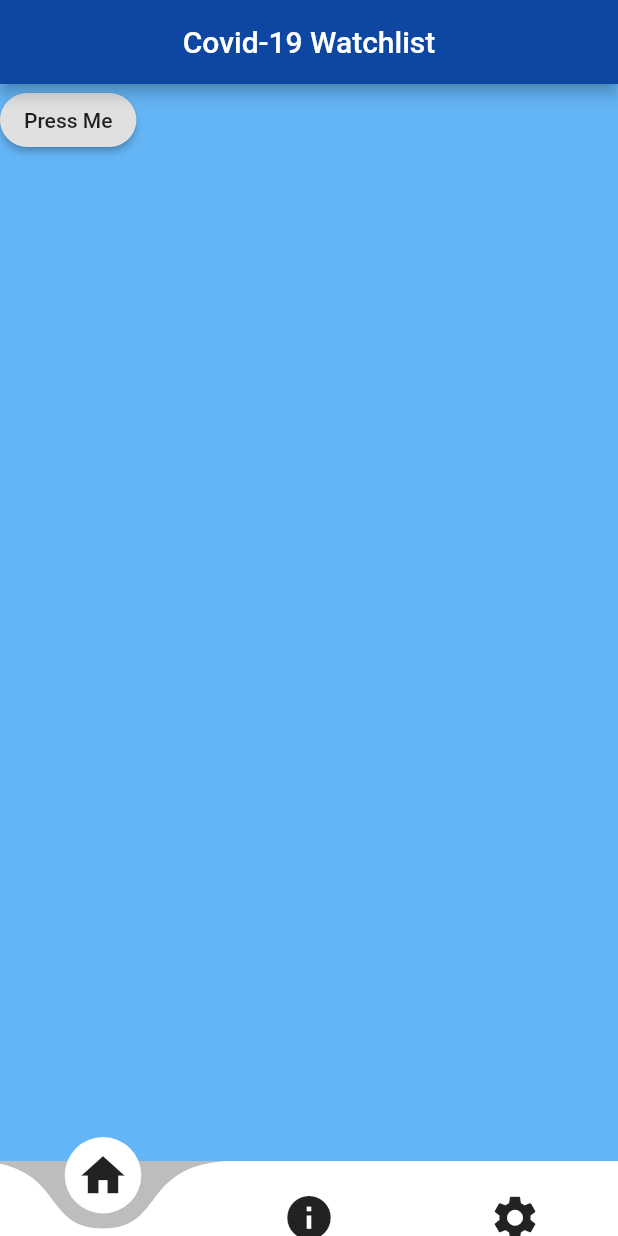
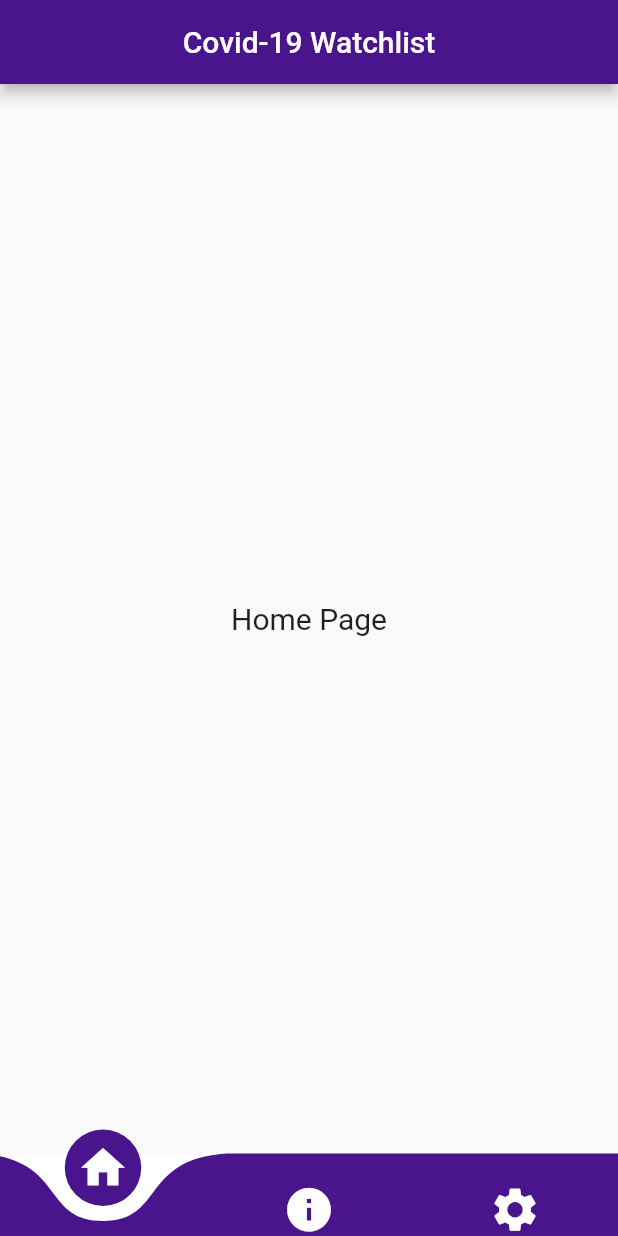
Before and after one commit to TheSecretIron/flutter_apptest1, a Flutter app: the screen it shows after launch, on a phone screen of 412 x 824 dp. Run offline on Flutter 3.47's test engine with Material 2 defaults, Android fonts, the phone set to English and light mode, and no system bars; drawn by our look-alikes of curved_navigation_bar.

Commit message:
The Big Update

```diff
--- /dev/null
+++ b/lib/home.dart
@@ -0,0 +1,15 @@
+import 'package:flutter/cupertino.dart';
+import 'package:flutter/material.dart';
+class Home extends StatelessWidget {
+  @override
+  Widget build(BuildContext context) {
+    return Scaffold(
+      body: Column(
+        mainAxisAlignment: MainAxisAlignment.center,
+        children: <Widget>[
+          Center(child: Text("Home Page",style: TextStyle(fontSize: 20),))
+        ],
+      ),
+    );
+  }
+}
--- /dev/null
+++ b/lib/info.dart
@@ -0,0 +1,18 @@
+import 'package:flutter/cupertino.dart';
+import 'package:flutter/material.dart';
+
+class Info extends StatelessWidget {
+  @override
+  Widget build(BuildContext context) {
+    return Scaffold(
+      body: Center(
+        child: FlatButton.icon(
+          color: Colors.red,
+          icon: Icon(Icons.add_a_photo), //`Icon` to display
+          label: Text('Add a Photo'), //`Text` to display
+          onPressed: () {},
+        ),
+      ),
+    );
+  }
+}
--- a/lib/main.dart
+++ b/lib/main.dart
@@ -1,96 +1,39 @@
 import 'package:curved_navigation_bar/curved_navigation_bar.dart';
 import 'package:flutter/cupertino.dart';
 import 'package:flutter/material.dart';
+import 'home.dart';
+import 'info.dart';
+import 'settings.dart';
 
-void main() => runApp(MaterialApp(
-  home: Home(),
-));
 
-class Home extends StatefulWidget {
-  Home({Key key}) : super(key: key);
+void main() => runApp(MyApp());
+
+class MyApp extends StatelessWidget {
+  // This widget is the root of your application.
+  @override
+  Widget build(BuildContext context) {
+    return MaterialApp(
+      title: 'Flutter Demo',
+      theme: ThemeData(
+        primarySwatch: Colors.blue,
+        visualDensity: VisualDensity.adaptivePlatformDensity,
+      ),
+      home: HomePage(),
+    );
+  }
+}
+
+class HomePage extends StatefulWidget {
+  HomePage({Key key}) : super(key: key);
 
   @override
   _HomeState createState() => _HomeState();
 }
 
-class _HomeState extends State<Home> {
+class _HomeState extends State<HomePage> {
 
   int _page = 0;
-  static List<Widget> _widgetOptions = <Widget>[
-    Scaffold(
-      backgroundColor: Colors.blue[300],
-      body: RaisedButton(
-          onPressed: () {},
-          child: Text("Press Me"),
-          shape: RoundedRectangleBorder(borderRadius: BorderRadius.circular(20))
-      ),
-    ),
-    GridView.count(
-      primary: false,
-      padding: const EdgeInsets.all(20),
-      crossAxisSpacing: 10,
-      mainAxisSpacing: 10,
-      crossAxisCount: 2,
-      children: <Widget>[
-        Container(
-          padding: const EdgeInsets.all(8),
-          child: Center(
-            child: const Text("S.O.Ps", textScaleFactor: 2.4),
-          ),
-          color: Colors.blue[200],
-        ),
-        Container(
-          padding: const EdgeInsets.all(8),
-          child: Center(
-            child: const Text("Safety Equipment", textScaleFactor: 2.4),
-          ),
-          color: Colors.blue[200],
-        ),
-        Container(
-          padding: const EdgeInsets.all(8),
-          child: Center(
-            child: const Text("Fun Facts", textScaleFactor: 2.4),
-          ),
-          color: Colors.blue[200],
-        ),
-        Container(
-          padding: const EdgeInsets.all(8),
-          child: Center(
-            child: const Text("Fake News", textScaleFactor: 2.4),
-          ),
-          color: Colors.blue[200],
-        ),
-        Container(
-          padding: const EdgeInsets.all(8),
-          child: Center(
-            child: const Text("More Info", textScaleFactor: 2.4),
-          ),
-          color: Colors.blue[200],
-        ),
-        Container(
-          padding: const EdgeInsets.all(8),
-          child: Center(
-            child: const Text("Reminder", textScaleFactor: 2.4),
-          ),
-          color: Colors.blue[200],
-        ),
-      ],
-    ),
-    Scaffold(
-      backgroundColor: Colors.blue[300],
-      body: RaisedButton(
-          onPressed: () {},
-          child: Text("Press Her"),
-          shape: RoundedRectangleBorder(borderRadius: BorderRadius.circular(20))
-      ),
-    ),
-  ];
-
-  void _onItemTapped(int index) {
-    setState(() {
-      _page = index;
-    });
-  }
+  final _pageOptions = [Home(), Info(), Settings()];
 
   @override
   Widget build(BuildContext context) {
@@ -98,21 +41,28 @@ class _HomeState extends State<Home> {
       appBar: AppBar(
         title: Text('Covid-19 Watchlist'),
         centerTitle: true,
-        backgroundColor: Colors.blue[900],
+        backgroundColor: Colors.purple[900],
       ),
       body: Center(
-          child: _widgetOptions.elementAt(_page),
+          child: _pageOptions.elementAt(_page),
       ),
       bottomNavigationBar: CurvedNavigationBar(
-        backgroundColor: Colors.grey[400],
-        height: 50.0,
+        height: 55.0,
+        color: Colors.purple[900],
+        backgroundColor: Colors.white,
+        animationCurve: Curves.linear,
+        animationDuration: Duration(milliseconds: 200),
         items:  <Widget>[
-          Icon(Icons.home, size: 35),
-          Icon(Icons.info, size: 35),
-          Icon(Icons.settings, size: 35),
+          Icon(Icons.home, size: 35, color: Colors.white),
+          Icon(Icons.info, size: 35, color: Colors.white),
+          Icon(Icons.settings, size: 35, color: Colors.white),
         ],
         index: _page,
-        onTap: _onItemTapped,
+        onTap: (int i) {
+          setState(() {
+            _page = i;
+          });
+        },
       ),
     );
   }
--- /dev/null
+++ b/lib/settings.dart
@@ -0,0 +1,16 @@
+import 'package:flutter/cupertino.dart';
+import 'package:flutter/material.dart';
+
+class Settings extends StatelessWidget {
+  @override
+  Widget build(BuildContext context) {
+    return Scaffold(
+      body: Column(
+        mainAxisAlignment: MainAxisAlignment.center,
+        children: <Widget>[
+          Center(child: Text("Profile Page",style: TextStyle(fontSize: 20),))
+        ],
+      ),
+    );
+  }
+}
```
